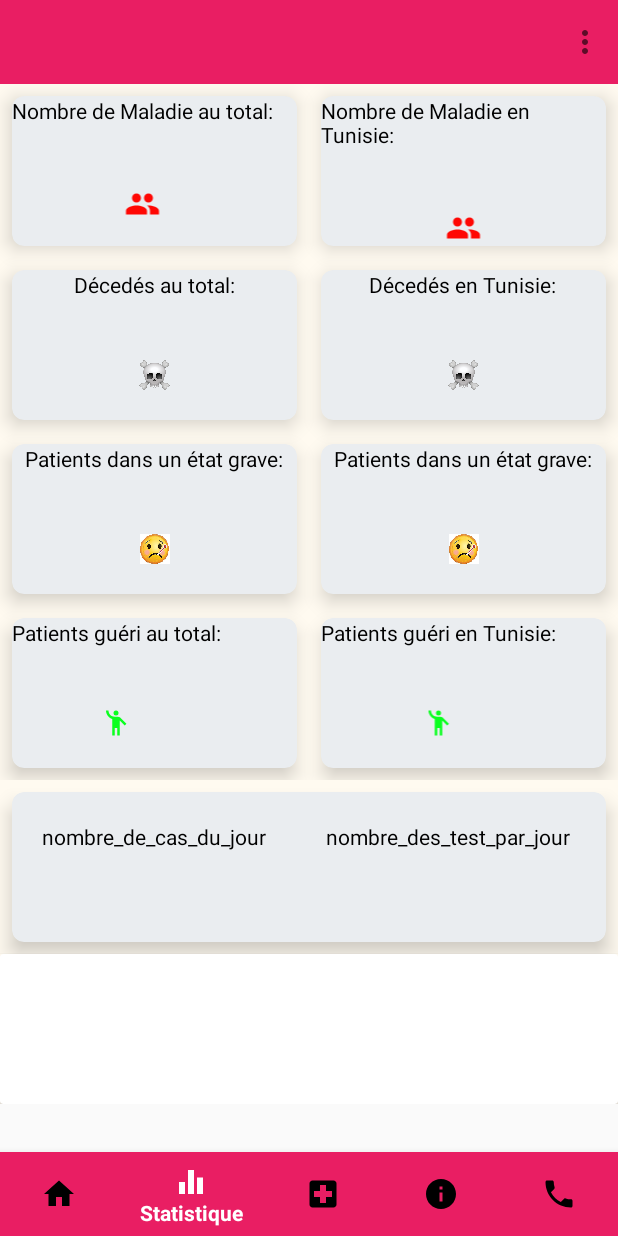
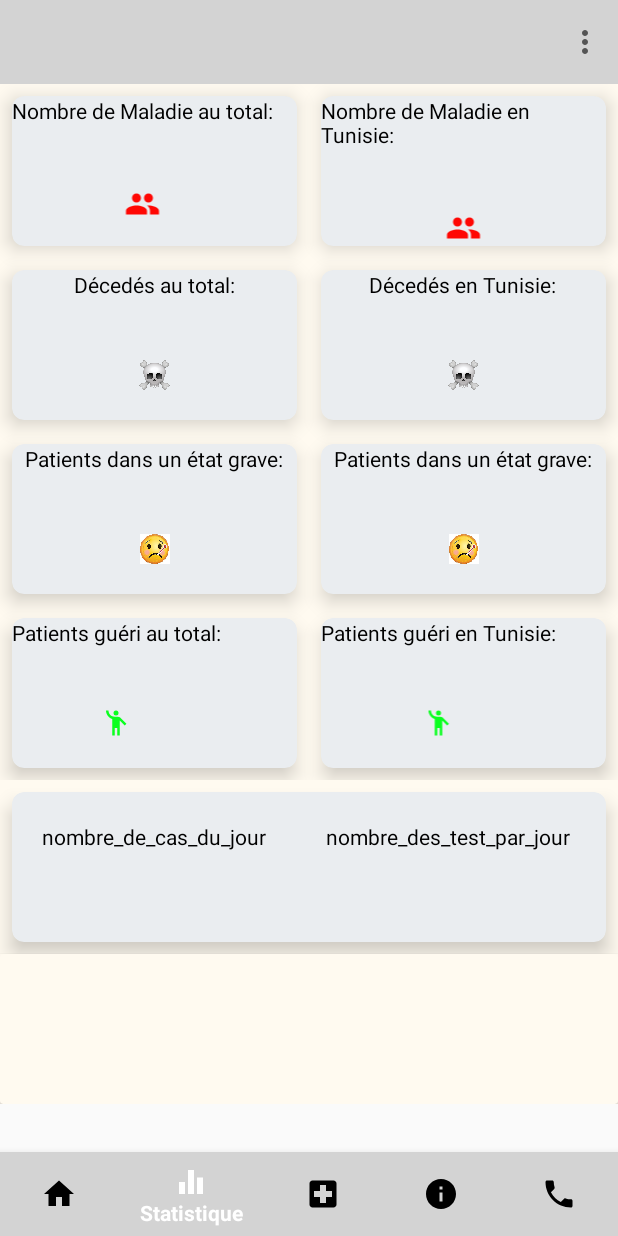
Before and after one commit to ab-mokhtar/project_covid19, an Android app: the ActivityFragment screen opened directly, with no data from a screen before it, item 2 of the bottom bar chosen, on a phone screen of 412 x 824 dp. Run offline under Robolectric (Android 15) with nearby library versions, the phone set to English and light mode, and no system bars; our stand-ins replace Firebase (no records; nobody signed in at launch, a user with empty details on screens opened directly), Volley; network calls fail.

```diff
--- a/app/src/main/res/drawable/ic_baseline_local_pharmacy_24.xml
+++ /dev/null
@@ -1,5 +0,0 @@
-<vector android:height="24dp" android:tint="#FFF522"
-    android:viewportHeight="24" android:viewportWidth="24"
-    android:width="24dp" xmlns:android="http://schemas.android.com/apk/res/android">
-    <path android:fillColor="@android:color/white" android:pathData="M21,5h-2.64l1.14,-3.14L17.15,1l-1.46,4L3,5v2l2,6 -2,6v2h18v-2l-2,-6 2,-6L21,5zM16,14h-3v3h-2v-3L8,14v-2h3L11,9h2v3h3v2z"/>
-</vector>
--- a/app/src/main/res/drawable/ic_med.xml
+++ /dev/null
@@ -1,5 +0,0 @@
-<vector android:height="24dp" android:tint="#FF3336"
-    android:viewportHeight="24" android:viewportWidth="24"
-    android:width="24dp" xmlns:android="http://schemas.android.com/apk/res/android">
-    <path android:fillColor="@android:color/white" android:pathData="M21,5h-2.64l1.14,-3.14L17.15,1l-1.46,4L3,5v2l2,6 -2,6v2h18v-2l-2,-6 2,-6L21,5zM16,14h-3v3h-2v-3L8,14v-2h3L11,9h2v3h3v2z"/>
-</vector>
--- a/app/src/main/res/layout-ar/about.xml
+++ b/app/src/main/res/layout-ar/about.xml
@@ -1,6 +1,5 @@
 <?xml version="1.0" encoding="utf-8"?>
 <ScrollView xmlns:android="http://schemas.android.com/apk/res/android"
-    xmlns:app="http://schemas.android.com/apk/res-auto"
     xmlns:tools="http://schemas.android.com/tools"
     android:layout_width="match_parent"
     android:layout_height="match_parent"
@@ -17,7 +16,6 @@
             <TextView
                 android:layout_alignParentStart="true"
 
-                android:id="@+id/information"
                 android:layout_width="wrap_content"
                 android:layout_height="wrap_content"
                 android:text="@string/information"
--- a/app/src/main/res/layout-land/about.xml
+++ b/app/src/main/res/layout-land/about.xml
@@ -1,6 +1,5 @@
 <?xml version="1.0" encoding="utf-8"?>
 <ScrollView xmlns:android="http://schemas.android.com/apk/res/android"
-    xmlns:tools="http://schemas.android.com/tools"
     android:layout_width="match_parent"
     android:layout_height="match_parent"
     android:fillViewport="true">
--- a/app/src/main/res/layout-land/activity_samu.xml
+++ b/app/src/main/res/layout-land/activity_samu.xml
@@ -7,7 +7,6 @@
     tools:context=".samu_fragmen">
 
     <androidx.appcompat.widget.Toolbar
-        android:id="@+id/toolbar_samu"
         android:minHeight="?attr/actionBarSize"
         android:layout_width="match_parent"
         android:layout_height="wrap_content"
--- a/app/src/main/res/layout-land/activity_splash_screen.xml
+++ b/app/src/main/res/layout-land/activity_splash_screen.xml
@@ -5,11 +5,11 @@
     android:background="#f1f1f1" >
 
     <ImageView
-        android:id="@+id/logo"
         android:layout_width="match_parent"
         android:layout_height="match_parent"
         android:layout_centerInParent="true"
-        android:src="@drawable/covid19" />
+        android:src="@drawable/covid19"
+        android:contentDescription="@string/todo" />
 
     <TextView
         android:textColor="@color/white"
--- a/app/src/main/res/layout-land/home.xml
+++ b/app/src/main/res/layout-land/home.xml
@@ -375,7 +375,6 @@
             <GridLayout
                 android:layout_width="match_parent"
                 android:layout_height="wrap_content"
-                android:id="@+id/pos2"
                 android:rowCount="1"
                 android:columnCount="1"
                 >
--- a/app/src/main/res/layout-land/stat.xml
+++ b/app/src/main/res/layout-land/stat.xml
@@ -382,8 +382,7 @@ android:orientation="vertical">
 <GridLayout
 android:layout_width="match_parent"
 android:layout_height="match_parent"
-android:id="@+id/pos2"
-android:rowCount="1"
+    android:rowCount="1"
 android:columnCount="1"
 >
 <androidx.cardview.widget.CardView
--- a/app/src/main/res/layout/activity_main.xml
+++ b/app/src/main/res/layout/activity_main.xml
@@ -13,7 +13,7 @@
         android:layout_width="match_parent"
         android:layout_height="wrap_content"
         app:titleTextColor="@android:color/white"
-        android:background="@color/redT"
+        android:background="@color/grey"
         app:title=" ">
     </androidx.appcompat.widget.Toolbar>
 
@@ -32,7 +32,7 @@
             android:layout_width="match_parent"
             android:layout_height="wrap_content"
             android:layout_alignParentBottom="true"
-            app:itemBackground="@color/redT"
+            app:itemBackground="@color/grey"
             app:itemIconTint="@drawable/selector"
             app:itemTextColor="@drawable/selector"
             app:menu="@menu/menu_navigation"/>
--- a/app/src/main/res/layout/activity_splash_screen.xml
+++ b/app/src/main/res/layout/activity_splash_screen.xml
@@ -5,7 +5,6 @@
     android:background="#f1f1f1" >
 
     <ImageView
-        android:id="@+id/logo"
         android:layout_width="wrap_content"
         android:layout_height="wrap_content"
         android:layout_centerInParent="true"
--- a/app/src/main/res/layout/home.xml
+++ b/app/src/main/res/layout/home.xml
@@ -375,7 +375,6 @@
             <GridLayout
                 android:layout_width="match_parent"
                 android:layout_height="wrap_content"
-                android:id="@+id/pos2"
                 android:rowCount="1"
                 android:columnCount="1"
                 >
--- a/app/src/main/res/layout/stat.xml
+++ b/app/src/main/res/layout/stat.xml
@@ -14,7 +14,8 @@
         <LinearLayout
             android:layout_width="match_parent"
             android:layout_height="wrap_content"
-            android:orientation="vertical">
+            android:orientation="vertical"
+            >
             <GridLayout
                 android:layout_width="match_parent"
                 android:layout_height="match_parent"
@@ -385,7 +386,6 @@
             <GridLayout
                 android:layout_width="match_parent"
                 android:layout_height="match_parent"
-                android:id="@+id/pos2"
                 android:rowCount="1"
                 android:columnCount="1"
                 >
@@ -454,7 +454,8 @@
             </GridLayout>
             <androidx.cardview.widget.CardView
                 android:layout_width="match_parent"
-                android:layout_height="100dp">
+                android:layout_height="100dp"
+                app:cardBackgroundColor="@color/white">
 
                 <TextView
                     android:layout_width="wrap_content"
--- a/app/src/main/res/menu/menu_navigation.xml
+++ b/app/src/main/res/menu/menu_navigation.xml
@@ -3,7 +3,7 @@
 
     <item android:icon="@drawable/ic_home"
         android:id="@+id/home"
-        android:title="Home"/>
+        android:title="@string/home"/>
     <item android:icon="@drawable/ic_stat"
         android:id="@+id/stat"
         android:title="Statistique"
--- a/app/src/main/res/menu/menu_toolbar.xml
+++ b/app/src/main/res/menu/menu_toolbar.xml
@@ -3,7 +3,6 @@
 
 
     <item android:icon="@drawable/ic_peop"
-        android:id="@+id/logout"
         android:onClick="logout"
         android:title="Déconnexion"/>
 </menu>
--- a/app/src/main/res/values/colors.xml
+++ b/app/src/main/res/values/colors.xml
@@ -6,7 +6,7 @@
     <color name="red">#F63131</color>
     <color name="redT">#E91E63</color>
     <color name="white">#FFFAF0</color>
-    <color name="grey">#808080</color>
-<color name="cardview">#EAEDF0</color>
+    <color name="grey">#D3D3D3</color>
+    <color name="cardview">#EAEDF0</color>
     <color name="black">#FF000000</color>
 </resources>
--- a/app/src/main/res/values/strings.xml
+++ b/app/src/main/res/values/strings.xml
@@ -1,6 +1,5 @@
 <resources>
     <string name="app_name">projet</string>
-    <string name="coronavirus_2019">Coronavirus 2019</string>
     <string name="patients_gu_ri_en_tunisie">Patients guéri en Tunisie:</string>
     <string name="patients_dans_un_tat_grave">Patients dans un état grave:</string>
     <string name="patients_gu_ri_au_total">Patients guéri au total:</string>
@@ -53,7 +52,6 @@
     <string name="cc6">6.</string>
     <string name="reponse3.6">Les tentatives pour soulager les symptônes comprennent la prise régulière de mèdicaments contre le rhume(en vente libre), la consommation de beaucoup de liquides et le repos.Selon la gravité des symptômes,même une oxygénothérapie, une administration intraveineuse de liquides ou un soutien respiratoie. </string>
     <!-- TODO: Remove or change this placeholder text -->
-    <string name="hello_blank_fragment">Hello blank fragment</string>
     <string name="covid19">Covid 19</string>
     <string name="titrelogin">Corona Virus</string>
     <string name="soustitle">rester à la maison rester en sécurité</string>
@@ -102,9 +100,7 @@
     <string name="nombre_de_cas_du_jour">nombre_de_cas_du_jour</string>
     <string name="les_h_pitaux">Les Hôpitaux</string>
     <string name="todo">TODO</string>
-    <string name="_1000">1000</string>
-    <string name="_100">100</string>
-    <string name="_11111111">11111111</string>
+    <string name="home">Home</string>
 
 
 </resources>
```
Also changed, not shown: app/src/main/res/drawable-v24/ic_launcher_foreground.xml (deleted, +0 -30 lines), app/src/main/res/drawable/ic_people.xml (deleted, +0 -10 lines), app/src/main/res/drawable/touch.jpg (deleted), 1 other file.
